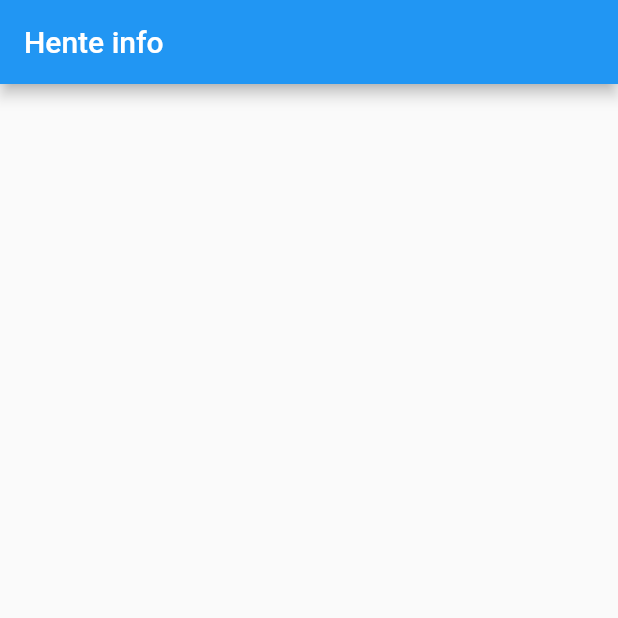
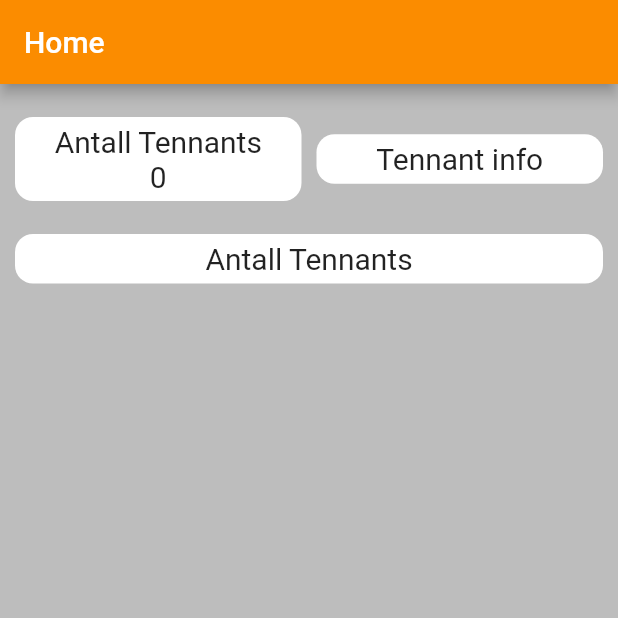
Before and after one commit to Database-Warehouse-Bachlor/PoC-App, a Flutter app: the screen it shows after launch, on a phone screen of 412 x 824 dp, the top half of it. Run offline on Flutter 3.47's test engine with Material 2 defaults, Android fonts, the phone set to English and light mode, and no system bars; network calls fail.

Commit message:
Home & List
List over the tennants, and a small home screen with info about how many tennants

```diff
--- a/poc_app/lib/Home.dart
+++ b/poc_app/lib/Home.dart
@@ -12,7 +12,7 @@ class Home extends StatefulWidget {
 class _HomeState extends State<Home> {
 
   final String url = "api.mocki.io/v1/a50e1e00";
-  List data;
+  List data = [];
 
   @override
   void initState() {
@@ -22,65 +22,107 @@ class _HomeState extends State<Home> {
   }
 
   Future<String> getJsonData() async {
-    var response = await get("http://api.mocki.io/v1/a50e1e00");
+    Response response = await get("http://api.mocki.io/v1/a50e1e00");
 
     print(response.body);
 
     setState(() {
-      var convertDataToJson = jsonDecode(response.body);
-      data = convertDataToJson;
+      data = jsonDecode(response.body);
+
+      print(data);
     });
-
     return "Success";
   }
 
 
+
   @override
   Widget build(BuildContext context) {
-    return new Scaffold(
-      appBar: new AppBar(
-        title: Text("Hente info"),
-      ),
-      body: new ListView.builder(
-        itemCount: data == null ? 0 : data.length,
-        itemBuilder: (BuildContext context, int index) {
-          return new Container(
-            child: new Center(
-              child: new Column(
+    return Scaffold(
+      backgroundColor: Colors.grey[400],
+        appBar: AppBar(
+          title: Text("Home"),
+          backgroundColor: Colors.orange[600],
+        ),
+        body: SafeArea(
+            child: Container(
+              child: Column(
                 children: [
-                  new Card(
-                    child: Padding(
-                      padding: const EdgeInsets.fromLTRB(16, 16, 16, 16),
-                      child: new Container(
-                        child: new Column(
-                          crossAxisAlignment: CrossAxisAlignment.stretch,
-                          mainAxisAlignment: MainAxisAlignment.center,
-                          children: [
-                            new Text(
-                              data[index]["tennant_name"],
-                              style: TextStyle(
-                                fontSize: 20
+                  Row(
+                    children: [
+                      SizedBox(height: 100, width: 10),
+                      Expanded(
+                        child: Container(
+                          padding: EdgeInsets.fromLTRB(10, 5, 10, 5),
+                          decoration: BoxDecoration(
+                            color: Colors.white,
+                            borderRadius: BorderRadius.circular(12),
+                          ),
+                          child: Column(
+                            children: [
+                              Text(
+                                "Antall Tennants",
+                                textAlign: TextAlign.center,
+                                style: TextStyle(
+                                  fontSize: 20,
+                                ),
                               ),
-                            ),
-                            SizedBox(height: 6),
-                            new Text(
-                              data[index]["city"],
-                              style: TextStyle(
-                                fontSize: 20
+                              Text(
+                                "${data.length}",
+                                textAlign: TextAlign.center,
+                                style: TextStyle(
+                                  fontSize: 20,
+                                ),
                               ),
-                            )
-                          ],
+                            ],
+                          ),
                         ),
                       ),
-                    ),
+                      SizedBox(height: 100, width: 10),
+                      Expanded(
+                        child: Container(
+                          padding: EdgeInsets.fromLTRB(10, 5, 10, 5),
+                          decoration: BoxDecoration(
+                            color: Colors.white,
+                            borderRadius: BorderRadius.circular(12),
+                          ),
+                          child: Text(
+                              "Tennant info",
+                            textAlign: TextAlign.center,
+                            style: TextStyle(
+                              fontSize: 20,
+                            ),
+                          ),
+                        ),
+                      ),
+                      SizedBox(height: 100, width: 10),
+                    ],
+                  ),
+                  Row(
+                    children: [
+                      SizedBox(width: 10),
+                      Expanded(
+                        child: Container(
+                          padding: EdgeInsets.fromLTRB(10, 5, 10, 5),
+                          decoration: BoxDecoration(
+                            color: Colors.white,
+                            borderRadius: BorderRadius.circular(12),
+                          ),
+                          child: Text(
+                            "Antall Tennants",
+                            textAlign: TextAlign.center,
+                            style: TextStyle(
+                              fontSize: 20,
+                            ),
+                          ),
+                        ),
+                      ),
+                      SizedBox(width: 10),
+                    ],
                   )
                 ],
-                //crossAxisAlignment: CrossAxisAlignment.stretch,
-                //children: data.map((e) => Text("${data[index]["tennant_name"]}")).toList(),
               ),
-            ),
-          );
-        },
+          ),
       ),
     );
   }
--- a/poc_app/lib/main.dart
+++ b/poc_app/lib/main.dart
@@ -1,4 +1,5 @@
 import 'package:flutter/material.dart';
+import 'package:poc_app/tennant_view.dart';
 import 'Home.dart';
 
 void main() {
```
Also changed, not shown: poc_app/lib/tennant_view.dart (added, +85 -0 lines), 2 other files.
